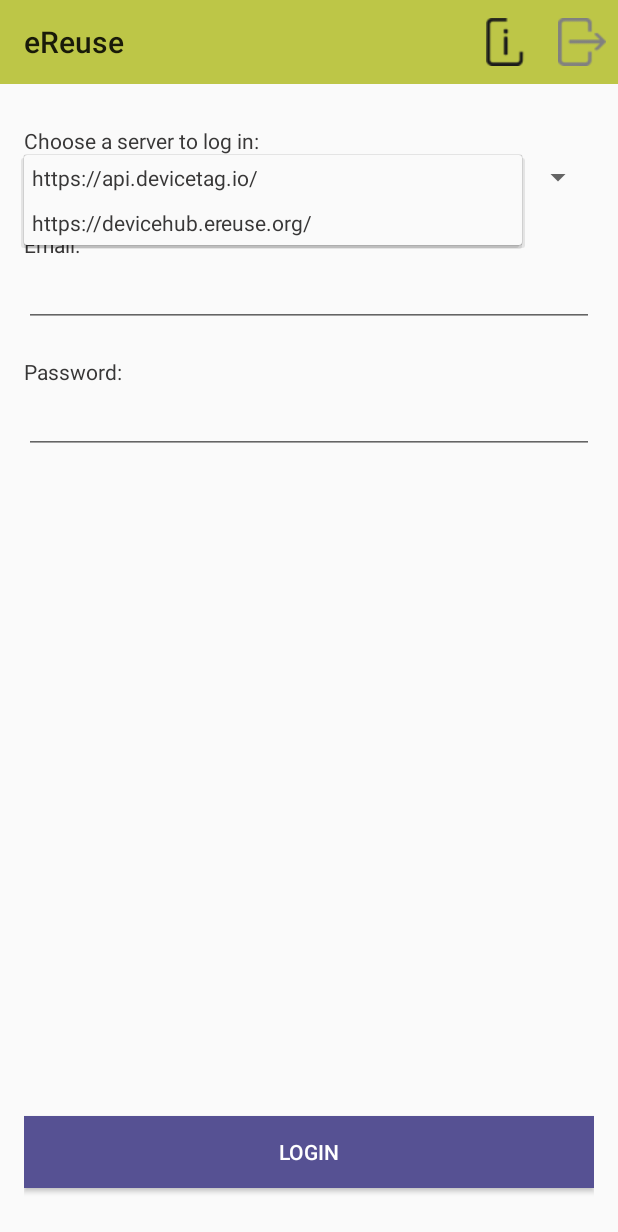
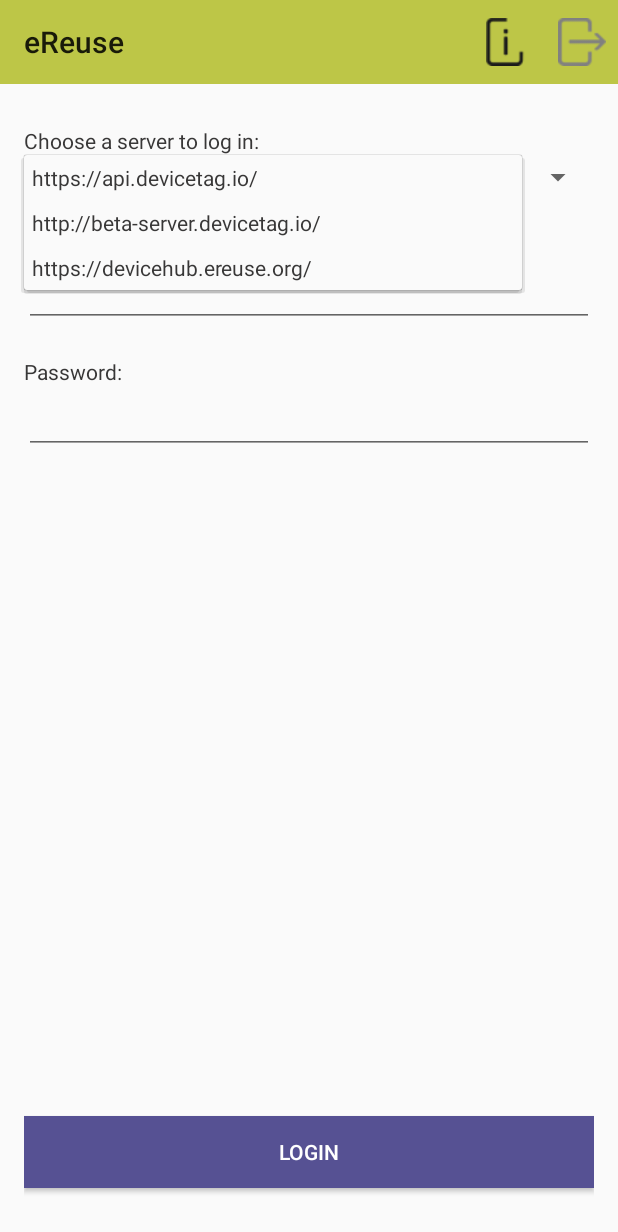
Before and after one commit to eReuse/android-old, an Android app: the screen it shows after launch (LoginActivity), after a tap on "https://api.devicetag.io/", on a phone screen of 412 x 824 dp. Shown: the top 1232 px of the screen. Run offline under Robolectric (Android 15) with nearby library versions, the phone set to English and light mode, and no system bars.

Commit message:
Add beta server

```diff
--- a/ereuseAndroidApp/app/src/main/res/values/strings.xml
+++ b/ereuseAndroidApp/app/src/main/res/values/strings.xml
@@ -8,6 +8,7 @@
     <string name="login_button">Login</string>
     <string-array name="login_servers">
         <item>https://api.devicetag.io/</item>
+        <item>http://beta-server.devicetag.io/</item>
         <item>https://devicehub.ereuse.org/</item>
     </string-array>
 
```
Also changed, not shown: 1 other file.
